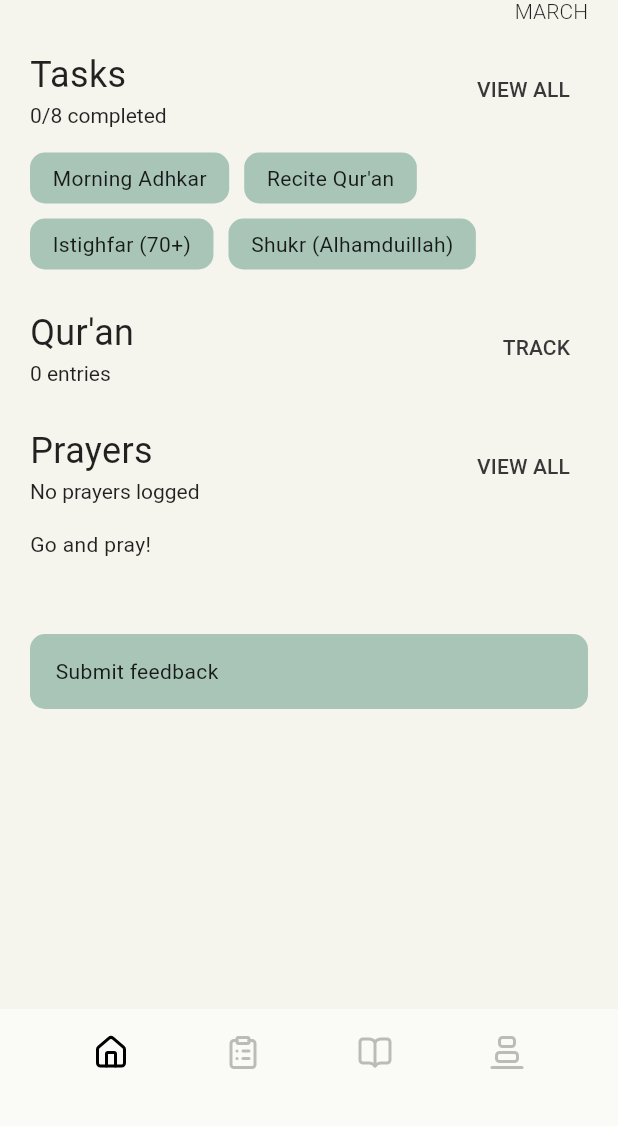
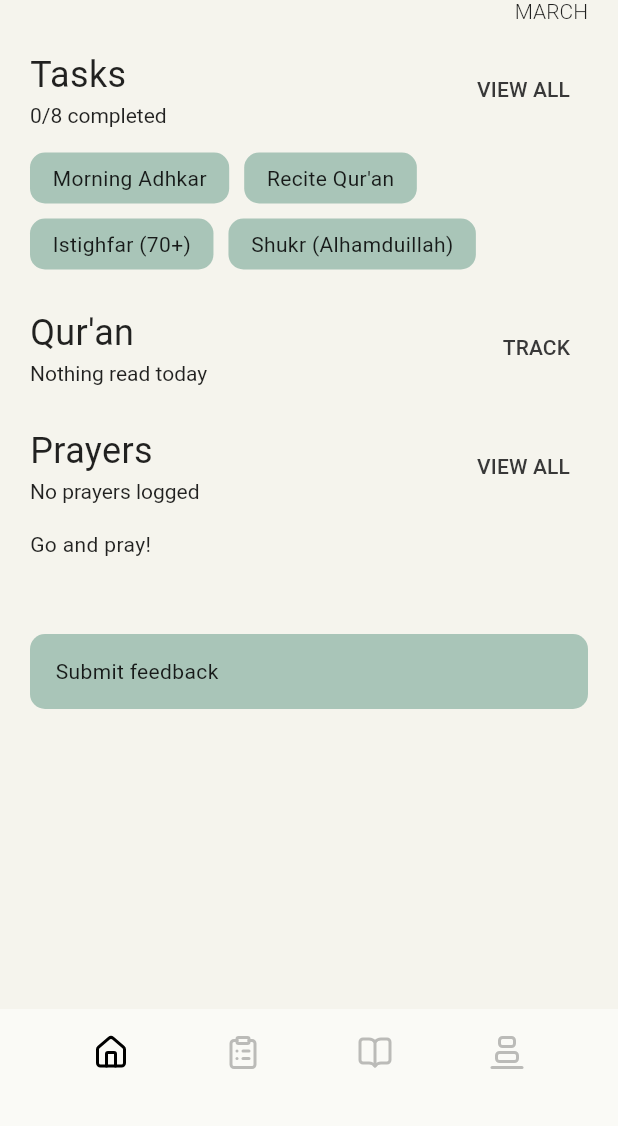
Before and after one commit to hkamran80/ramadan-taskminder, a Flutter app: the screen it shows after launch, on a phone screen of 412 x 824 dp, the part 110-1236 px from its top. Run offline on Flutter 3.47's test engine with Material 2 defaults, Android fonts, the phone set to English and light mode, and no system bars; our stand-ins replace go_router, google_fonts, hijri, hive_flutter, lucide_icons, shared_preferences; accounts and stored records are empty; Roboto replaces fonts that are missing (Numans).

```diff
--- a/lib/screens/home.dart
+++ b/lib/screens/home.dart
@@ -7,6 +7,7 @@ import 'package:intl/intl.dart';
 import 'package:ramadan_taskminder/constants.dart';
 import 'package:ramadan_taskminder/extensions/date.dart';
 import 'package:ramadan_taskminder/prayers.dart';
+import 'package:ramadan_taskminder/quran.dart';
 import 'package:ramadan_taskminder/theme.dart';
 import 'package:ramadan_taskminder/tasks.dart';
 import 'package:ramadan_taskminder/widgets/page_footer.dart';
@@ -110,6 +111,10 @@ class _HomeScreenState extends State<HomeScreen> {
             allTasks.indexOf(b.key),
           ),
     );
+
+    String currentDate = DateTime.now().toIso8601String().split("T")[0];
+    List todaysEntries =
+        quran.get("history").where((entry) => entry[0] == currentDate).toList();
 
     Iterable completedPrayers = prayers.entries
         .where(
@@ -215,8 +220,9 @@ class _HomeScreenState extends State<HomeScreen> {
                           children: [
                             SectionHeader(
                               title: "Qur'an",
-                              subtitle:
-                                  "${quran.get('history').length} entries",
+                              subtitle: todaysEntries.isEmpty
+                                  ? "Nothing read today"
+                                  : "${calculateAyahsRead(todaysEntries)} ayahs read today",
                               buttonText: "Track",
                               onClick: (() =>
                                   GoRouter.of(context).go("/quran")),
```
